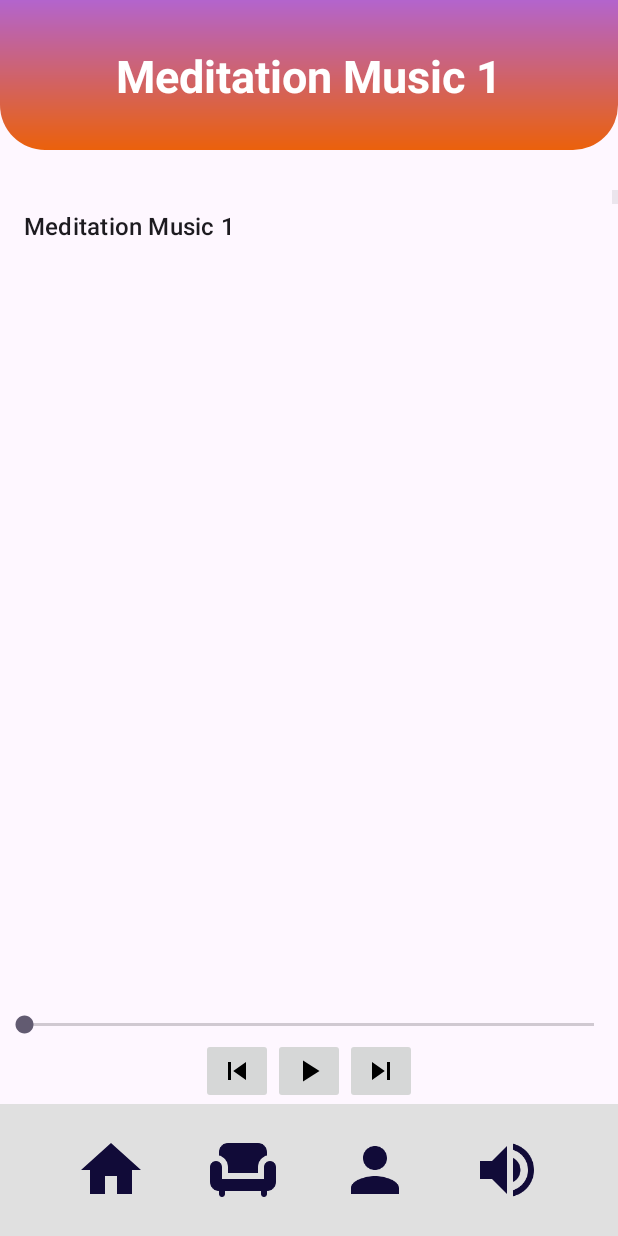
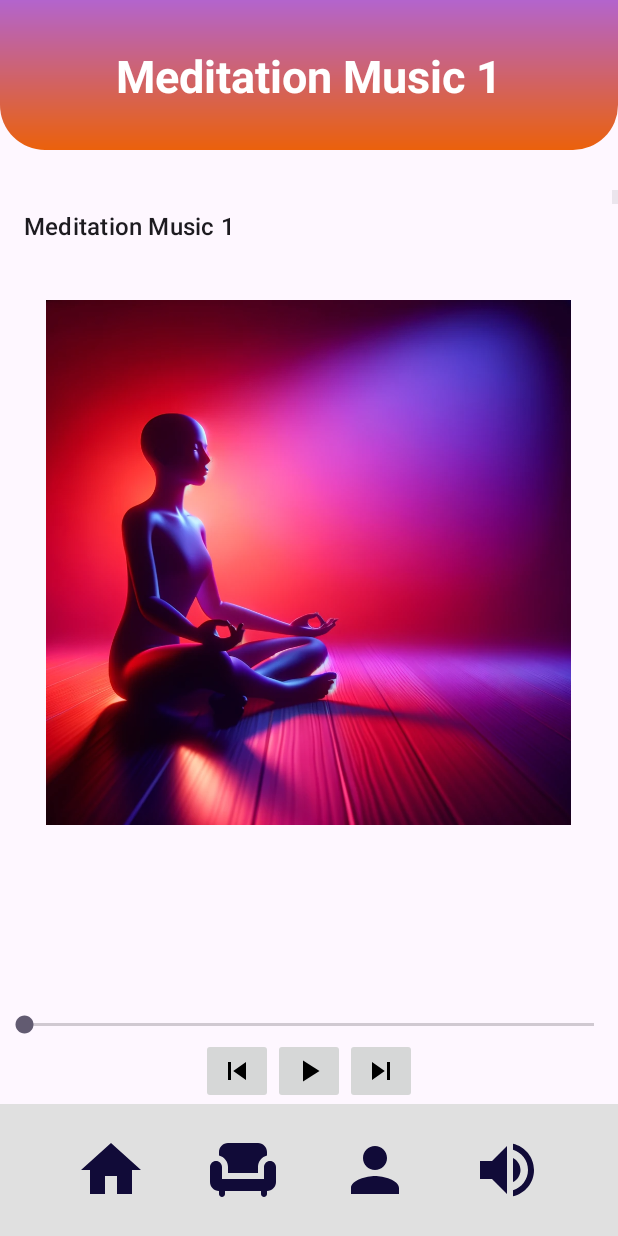
Before and after one commit to IanHipolito/StressLessApp, an Android app: the MeditationActivity screen opened directly, with no data from a screen before it, on a phone screen of 412 x 824 dp. Run offline under Robolectric (Android 15) with nearby library versions, the phone set to English and light mode, and no system bars.

Commit message:
Majority Of Styling Finished

```diff
--- a/app/src/main/java/com/example/stressless/JournalEntriesActivity.java
+++ b/app/src/main/java/com/example/stressless/JournalEntriesActivity.java
@@ -57,7 +57,7 @@ public class JournalEntriesActivity extends AppCompatActivity implements OnJourn
                 runOnUiThread(new Runnable() {
                     @Override
                     public void run() {
-                        adapter.notifyItemRemoved(position);
+                        loadJournalEntries();
                     }
                 });
             }
--- a/app/src/main/res/layout/activity_meditation.xml
+++ b/app/src/main/res/layout/activity_meditation.xml
@@ -32,8 +32,15 @@
             android:layout_width="match_parent"
             android:layout_height="wrap_content"
             android:layout_below="@id/songTitleTextView"
-            android:layout_marginTop="16dp"/>
+            android:layout_marginTop="16dp" />
     </ScrollView>
+
+    <ImageView
+        android:layout_width="350dp"
+        android:layout_height="350dp"
+        android:layout_centerHorizontal="true"
+        android:layout_marginTop="200dp"
+        android:background="@drawable/meditation" />
 
     <SeekBar
         android:id="@+id/songProgressBar"
```
Also changed, not shown: app/src/main/res/drawable/meditation.png (added).
